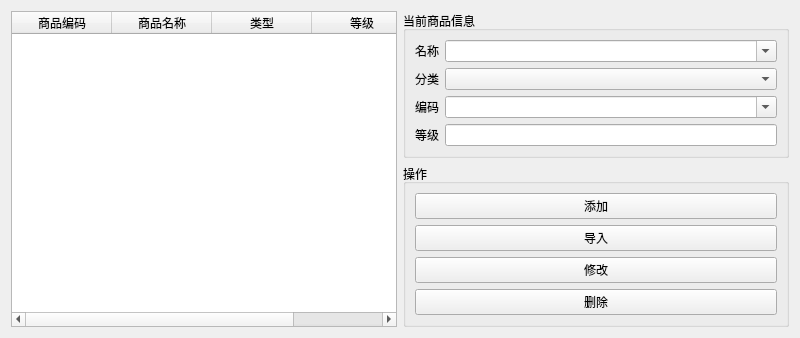
First picture: the form in FrmProduct.ui, repository linchengyuan/db, before the edit.
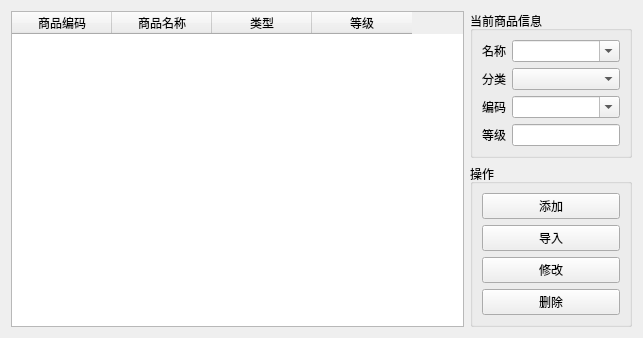
Second picture: the form after the edit.

What changed in the file:
```diff
--- a/FrmProduct.ui
+++ b/FrmProduct.ui
@@ -6,14 +6,14 @@
    <rect>
     <x>0</x>
     <y>0</y>
-    <width>800</width>
+    <width>643</width>
     <height>316</height>
    </rect>
   </property>
   <property name="windowTitle">
    <string>商品管理</string>
   </property>
-  <layout class="QGridLayout" name="gridLayout" rowstretch="1,0">
+  <layout class="QGridLayout" name="gridLayout" rowstretch="0,0" columnstretch="1,0">
    <item row="0" column="0" rowspan="2">
     <widget class="QTableWidget" name="tableWidget">
      <column>
```
